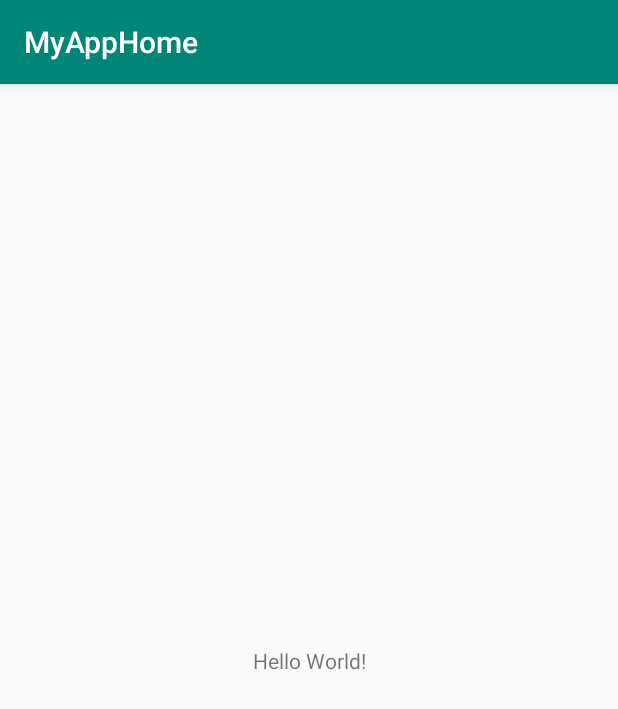
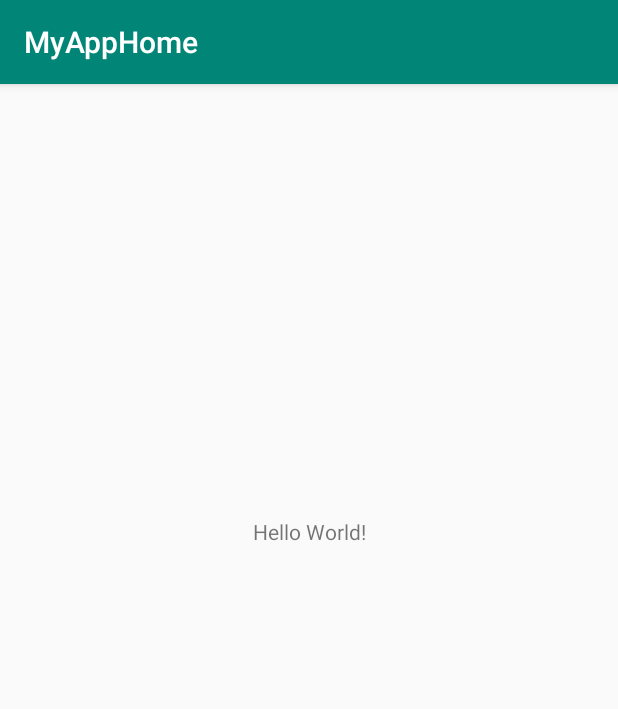
Before and after one commit to GH-Slav/AppHome, an Android app: the screen it shows after launch (MainActivity), on a phone screen of 412 x 824 dp. Shown: the top 709 px of the screen. Run offline under Robolectric (Android 15) with nearby library versions, the phone set to English and light mode, and no system bars.

Commit message:
1 commit

```diff
--- a/app/src/main/res/layout/activity_main.xml
+++ b/app/src/main/res/layout/activity_main.xml
@@ -13,6 +13,7 @@
         app:layout_constraintBottom_toBottomOf="parent"
         app:layout_constraintLeft_toLeftOf="parent"
         app:layout_constraintRight_toRightOf="parent"
-        app:layout_constraintTop_toTopOf="parent" />
+        app:layout_constraintTop_toTopOf="parent"
+        app:layout_constraintVertical_bias="0.386" />
 
 </androidx.constraintlayout.widget.ConstraintLayout>
```
